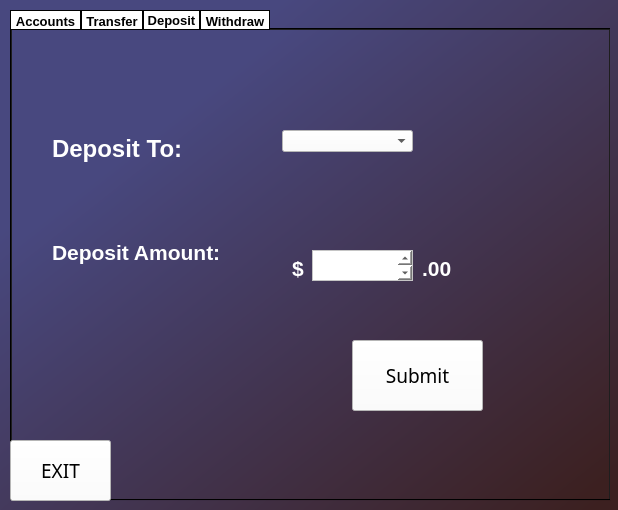
First picture: the form in ATM/bankaccount.ui, repository CS3560-3-3/Bank-ATM-Subsystem, before the edit.
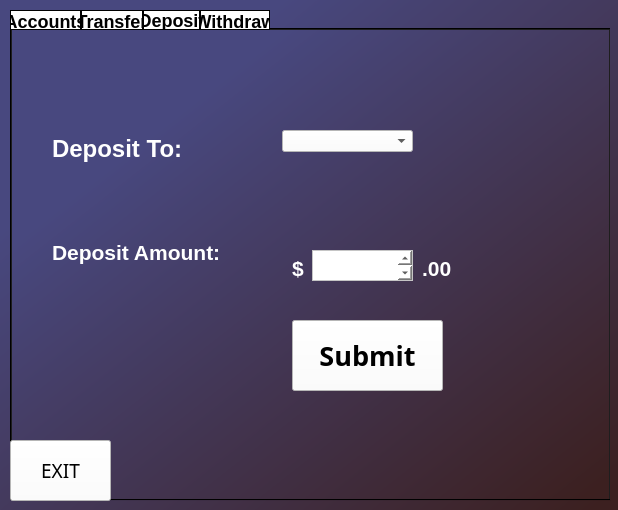
Second picture: the form after the edit. The open tabs and pages were chosen to show the change.

The edit to the form file:
```diff
--- a/ATM/bankaccount.ui
+++ b/ATM/bankaccount.ui
@@ -53,7 +53,7 @@
 background-color : white;
 border: 1px solid black;
 cursor: pointer;
-font-size: 13px;
+font-size: 18px;
  }
 
 QTabWidget {
@@ -582,16 +582,17 @@
     <widget class="QPushButton" name="btnSubmitDeposit">
      <property name="geometry">
       <rect>
-       <x>340</x>
-       <y>310</y>
-       <width>131</width>
+       <x>280</x>
+       <y>290</y>
+       <width>151</width>
        <height>71</height>
       </rect>
      </property>
      <property name="font">
       <font>
-       <family>Titillium Web</family>
-       <pointsize>14</pointsize>
+       <family>Segoe UI Variable</family>
+       <pointsize>20</pointsize>
+       <bold>true</bold>
       </font>
      </property>
      <property name="styleSheet">
```
Left out of the diff: 12 changed lines with no effect on the pictures.
